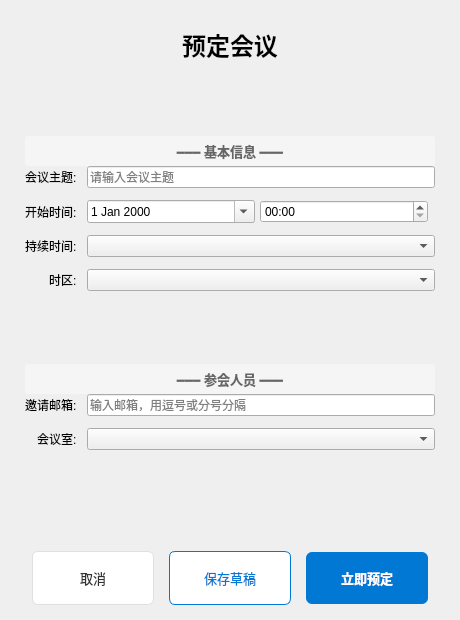
Old version of the form ui/bookmeeting.ui in the repository zhangdalin/MeetEx.
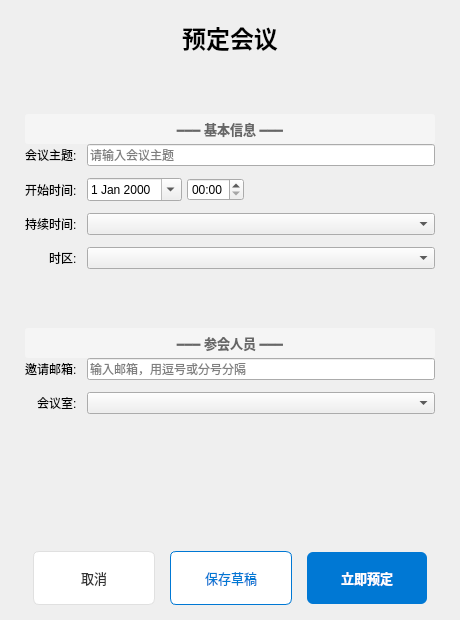
New version of the form.

Commit message:
feat(ui): 统一设置模态窗口并优化布局
- bookmeeting.ui: 更新 Qt6 枚举格式
- joinmeeting.ui: 设置模态窗口，固定大小 800x600
- login.ui: 固定大小 400x350，模态窗口，禁用最大/最小化
- register.ui: 模态窗口设置

Patch:
```diff
--- a/ui/bookmeeting.ui
+++ b/ui/bookmeeting.ui
@@ -49,7 +49,7 @@
         <x>0</x>
         <y>0</y>
         <width>460</width>
-        <height>620</height>
+        <height>541</height>
        </rect>
       </property>
       <layout class="QVBoxLayout" name="scrollLayout">
@@ -68,13 +68,6 @@
        <property name="bottomMargin">
         <number>10</number>
        </property>
-       <item>
-        <spacer name="topSpacer">
-         <property name="orientation">
-          <enum>Qt::Vertical</enum>
-         </property>
-        </spacer>
-       </item>
        <item>
         <widget class="QLabel" name="titleLabel">
      <property name="font">
@@ -131,10 +124,10 @@
    <item>
     <layout class="QFormLayout" name="basicFormLayout">
      <property name="labelAlignment">
-      <set>Qt::AlignRight|Qt::AlignVCenter</set>
+          <set>Qt::AlignmentFlag::AlignRight|Qt::AlignmentFlag::AlignTrailing|Qt::AlignmentFlag::AlignVCenter</set>
      </property>
      <property name="formAlignment">
-      <set>Qt::AlignLeading|Qt::AlignTop</set>
+          <set>Qt::AlignmentFlag::AlignLeading|Qt::AlignmentFlag::AlignLeft|Qt::AlignmentFlag::AlignTop</set>
      </property>
      <property name="horizontalSpacing">
       <number>10</number>
@@ -185,7 +178,13 @@
        <item>
         <spacer name="timeSpacer">
          <property name="orientation">
-          <enum>Qt::Horizontal</enum>
+              <enum>Qt::Orientation::Horizontal</enum>
+             </property>
+             <property name="sizeHint" stdset="0">
+              <size>
+               <width>0</width>
+               <height>0</height>
+              </size>
          </property>
         </spacer>
        </item>
@@ -253,10 +252,10 @@
    <item>
     <layout class="QFormLayout" name="attendeesFormLayout">
      <property name="labelAlignment">
-      <set>Qt::AlignRight|Qt::AlignVCenter</set>
+          <set>Qt::AlignmentFlag::AlignRight|Qt::AlignmentFlag::AlignTrailing|Qt::AlignmentFlag::AlignVCenter</set>
      </property>
      <property name="formAlignment">
-      <set>Qt::AlignLeading|Qt::AlignTop</set>
+          <set>Qt::AlignmentFlag::AlignLeading|Qt::AlignmentFlag::AlignLeft|Qt::AlignmentFlag::AlignTop</set>
      </property>
      <property name="horizontalSpacing">
       <number>10</number>
@@ -327,7 +326,13 @@
    <item>
     <spacer name="middleSpacer">
      <property name="orientation">
-      <enum>Qt::Vertical</enum>
+          <enum>Qt::Orientation::Vertical</enum>
+         </property>
+         <property name="sizeHint" stdset="0">
+          <size>
+           <width>0</width>
+           <height>0</height>
+          </size>
      </property>
     </spacer>
    </item>
@@ -355,7 +360,13 @@
      <item>
       <spacer name="leftButtonSpacer">
        <property name="orientation">
-        <enum>Qt::Horizontal</enum>
+        <enum>Qt::Orientation::Horizontal</enum>
+       </property>
+       <property name="sizeHint" stdset="0">
+        <size>
+         <width>0</width>
+         <height>0</height>
+        </size>
        </property>
       </spacer>
      </item>
@@ -363,8 +374,8 @@
       <widget class="QPushButton" name="cancelBtn">
        <property name="minimumSize">
         <size>
-         <width>80</width>
-         <height>36</height>
+         <width>122</width>
+         <height>54</height>
         </size>
        </property>
        <property name="styleSheet">
@@ -391,8 +402,8 @@
       <widget class="QPushButton" name="saveDraftBtn">
        <property name="minimumSize">
         <size>
-         <width>80</width>
-         <height>36</height>
+         <width>122</width>
+         <height>54</height>
         </size>
        </property>
        <property name="styleSheet">
@@ -419,8 +430,8 @@
       <widget class="QPushButton" name="bookNowBtn">
        <property name="minimumSize">
         <size>
-         <width>80</width>
-         <height>36</height>
+         <width>120</width>
+         <height>52</height>
         </size>
        </property>
        <property name="styleSheet">
@@ -447,7 +458,13 @@
      <item>
       <spacer name="rightButtonSpacer">
        <property name="orientation">
-        <enum>Qt::Horizontal</enum>
+        <enum>Qt::Orientation::Horizontal</enum>
+       </property>
+       <property name="sizeHint" stdset="0">
+        <size>
+         <width>0</width>
+         <height>0</height>
+        </size>
        </property>
       </spacer>
      </item>
```
Left out of the diff: 20 changed lines with no effect on the pictures. Lines whose indentation alone changed are shown as unchanged. The commit also changes 3 other files.
